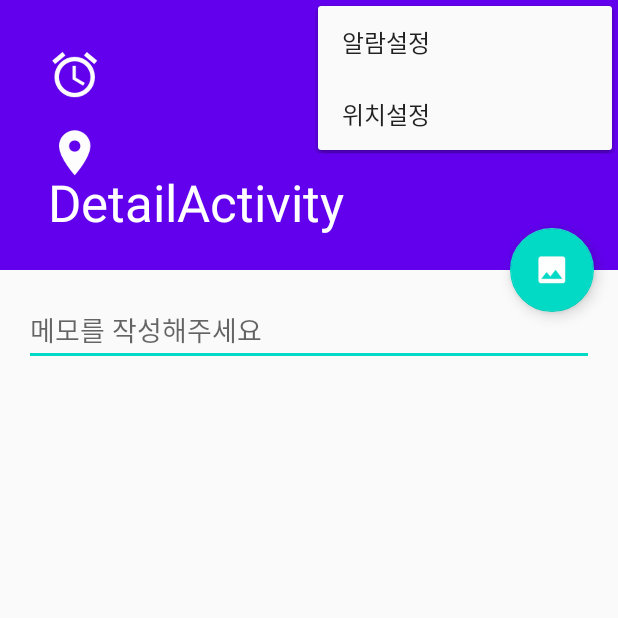
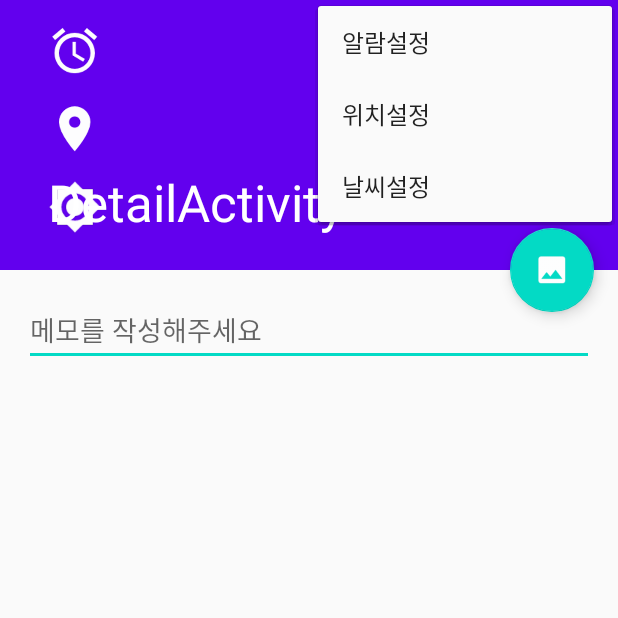
Before and after one commit to junipo90/MemoJun, an Android app: the DetailActivity screen opened directly, with no data from a screen before it, with the options menu open, on a phone screen of 412 x 824 dp, the top half of it. Run offline under Robolectric (Android 15) with nearby library versions, the phone set to English and light mode, and no system bars; libraries missing offline, so code that uses them is left out: com.naver.maps, com.takisoft.datetimepicker, io.realm; pictures from the network do not load; 1 statement that could not run was skipped.

Commit message:
weather info, image input

```diff
--- a/app/build.gradle
+++ b/app/build.gradle
@@ -56,4 +56,5 @@ dependencies {
     androidTestImplementation 'androidx.test.espresso:espresso-core:3.2.0'
     implementation 'com.takisoft.datetimepicker:datetimepicker:1.0.2'
     implementation 'com.naver.maps:map-sdk:3.7.0'
+    implementation 'androidx.lifecycle:lifecycle-viewmodel-ktx:2.2.0'
 }
--- a/app/src/main/AndroidManifest.xml
+++ b/app/src/main/AndroidManifest.xml
@@ -4,6 +4,7 @@
 
     <uses-permission android:name="android.permission.ACCESS_FINE_LOCATION"/>
     <uses-permission android:name="android.permission.ACCESS_COARSE_LOCATION"/>
+    <uses-permission android:name="android.permission.INTERNET"/>
 
     <application
             android:name=".MemoJunApplication"
--- /dev/null
+++ b/app/src/main/java/com/example/memojun/WeatherInfoView.kt
@@ -0,0 +1,24 @@
+package com.example.memojun
+
+import android.content.Context
+import android.util.AttributeSet
+import kotlinx.android.synthetic.main.view_info.view.*
+
+class WeatherInfoView @JvmOverloads constructor(
+    context: Context,
+    attrs: AttributeSet? = null,
+    defStyleAttr: Int = 0
+):InfoView(context, attrs, defStyleAttr){
+    init {
+        typeImage.setImageResource(R.drawable.ic_weather)
+        infoText.setText("")
+    }
+
+    fun setWeather(weatherText:String){
+        if (weatherText.isEmpty()){
+            infoText.setText("날씨정보가 없습니다")
+        }else{
+            infoText.setText(weatherText)
+        }
+    }
+}
--- a/app/src/main/res/layout/activity_detail.xml
+++ b/app/src/main/res/layout/activity_detail.xml
@@ -29,12 +29,20 @@
                     android:layout_height="match_parent" android:id="@+id/infoLayout"
                     app:layout_collapseMode="parallax">
 
+                <ImageView android:layout_width="match_parent" android:layout_height="match_parent"
+                           android:id="@+id/bgImage"
+                           android:scaleType="centerCrop"
+                           android:alpha="0.5" app:layout_constraintTop_toTopOf="parent"
+                           app:layout_constraintStart_toStartOf="parent" app:layout_constraintEnd_toEndOf="parent"
+                           app:layout_constraintBottom_toBottomOf="parent"/>
+
+
                 <com.example.memojun.AlarmInfoView
                         android:layout_width="wrap_content"
                         android:layout_height="wrap_content"
                         android:id="@+id/alarmInfoView"
                         app:layout_constraintStart_toStartOf="parent" app:layout_constraintTop_toTopOf="parent"
-                        android:layout_marginTop="24dp" android:layout_marginLeft="24dp"
+                        android:layout_marginTop="8dp" android:layout_marginLeft="24dp"
                         android:layout_marginStart="24dp">
                 </com.example.memojun.AlarmInfoView>
                 <com.example.memojun.LocationInfoView
@@ -45,6 +53,14 @@
                         android:layout_marginLeft="24dp" android:layout_marginStart="24dp"
                         app:layout_constraintTop_toBottomOf="@+id/alarmInfoView">
                 </com.example.memojun.LocationInfoView>
+                <com.example.memojun.WeatherInfoView
+                        android:layout_width="wrap_content"
+                        android:layout_height="wrap_content"
+                        android:id="@+id/weatherInfoView"
+                        app:layout_constraintTop_toBottomOf="@+id/locationInfoView"
+                        app:layout_constraintStart_toStartOf="parent" android:layout_marginLeft="24dp"
+                        android:layout_marginStart="24dp">
+                </com.example.memojun.WeatherInfoView>
             </androidx.constraintlayout.widget.ConstraintLayout>
             <androidx.appcompat.widget.Toolbar
                     android:id="@+id/toolbar"
--- a/app/src/main/res/menu/menu_detail.xml
+++ b/app/src/main/res/menu/menu_detail.xml
@@ -13,4 +13,7 @@
     <item android:id="@+id/menu_location"
           android:title="위치설정"
           app:showAsAction="never"/>
+    <item android:id="@+id/menu_weather"
+          android:title="날씨설정"
+          app:showAsAction="never"/>
 </menu>
```
Also changed, not shown: app/src/main/java/com/example/memojun/DetailActivity.kt (+89 -9 lines), app/src/main/java/com/example/memojun/data/DetailViewModel.kt (+39 -1 lines), app/src/main/java/com/example/memojun/data/WeatherData.kt (added, +64 -0 lines), app/src/main/res/drawable-hdpi/ic_weather.png (added), app/src/main/res/drawable-mdpi/ic_weather.png (added), app/src/main/res/drawable-xhdpi/ic_weather.png (added), app/src/main/res/drawable-xxhdpi/ic_weather.png (added), app/src/main/res/drawable-xxxhdpi/ic_weather.png (added).
